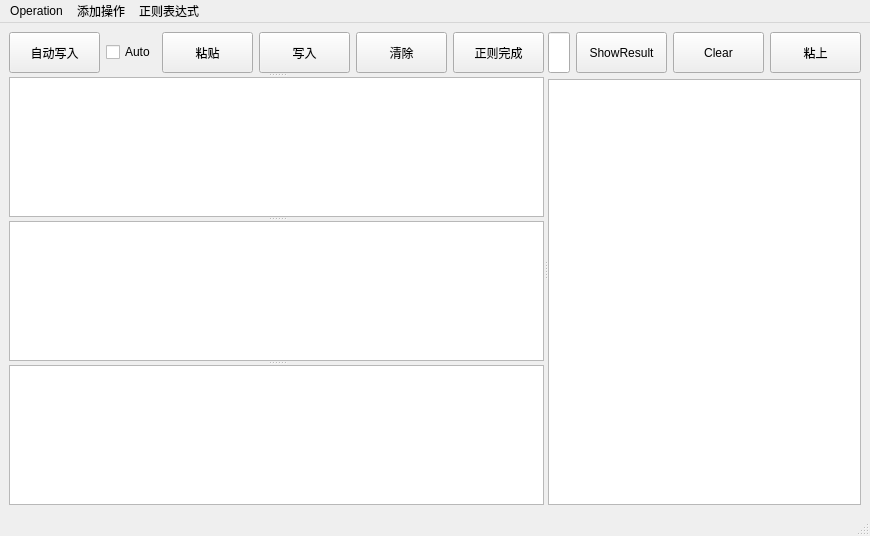
The window that AutoMyCCode/db/automyccode.ui (weilaidb/pyqt5) describes before a commit, drawn with Qt 5.
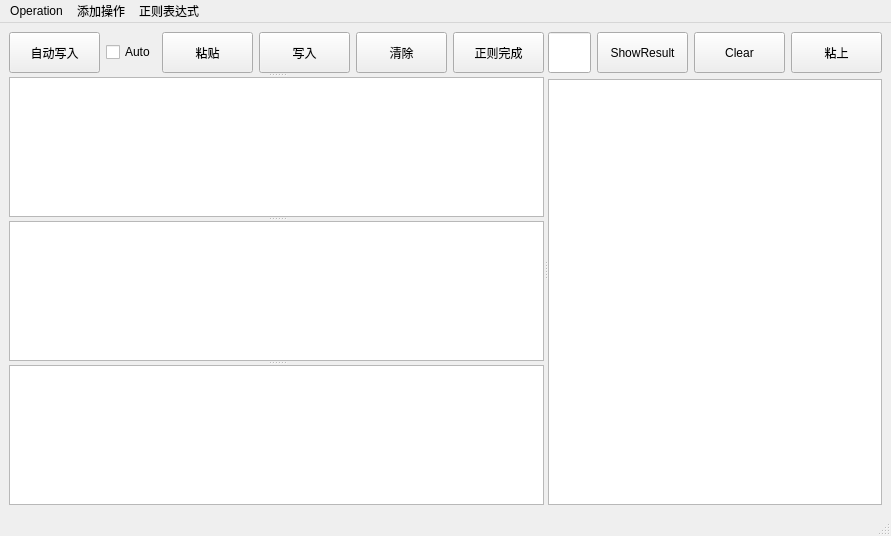
The same window after the commit.

Diff of the .ui file:
```diff
--- a/AutoMyCCode/db/automyccode.ui
+++ b/AutoMyCCode/db/automyccode.ui
@@ -6,7 +6,7 @@
    <rect>
     <x>0</x>
     <y>0</y>
-    <width>838</width>
+    <width>891</width>
     <height>536</height>
    </rect>
   </property>
@@ -243,7 +243,7 @@
     <rect>
      <x>0</x>
      <y>0</y>
-     <width>838</width>
+     <width>891</width>
      <height>23</height>
     </rect>
    </property>
```
Left out of the diff: 4 changed lines with no effect on the pictures.
